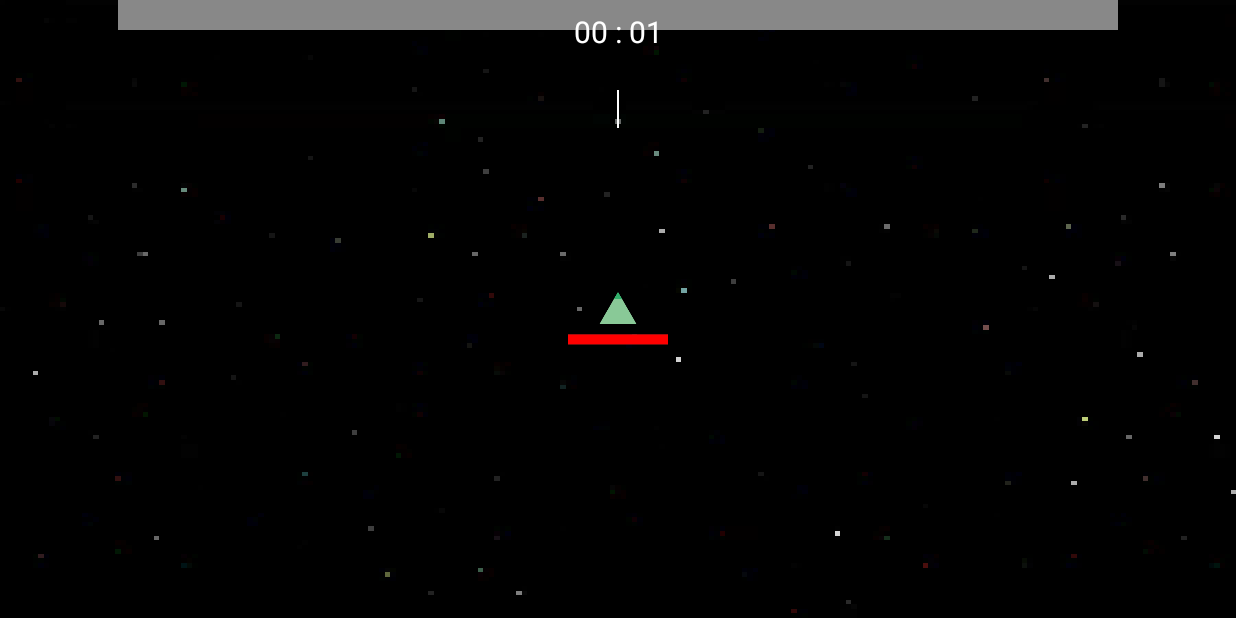
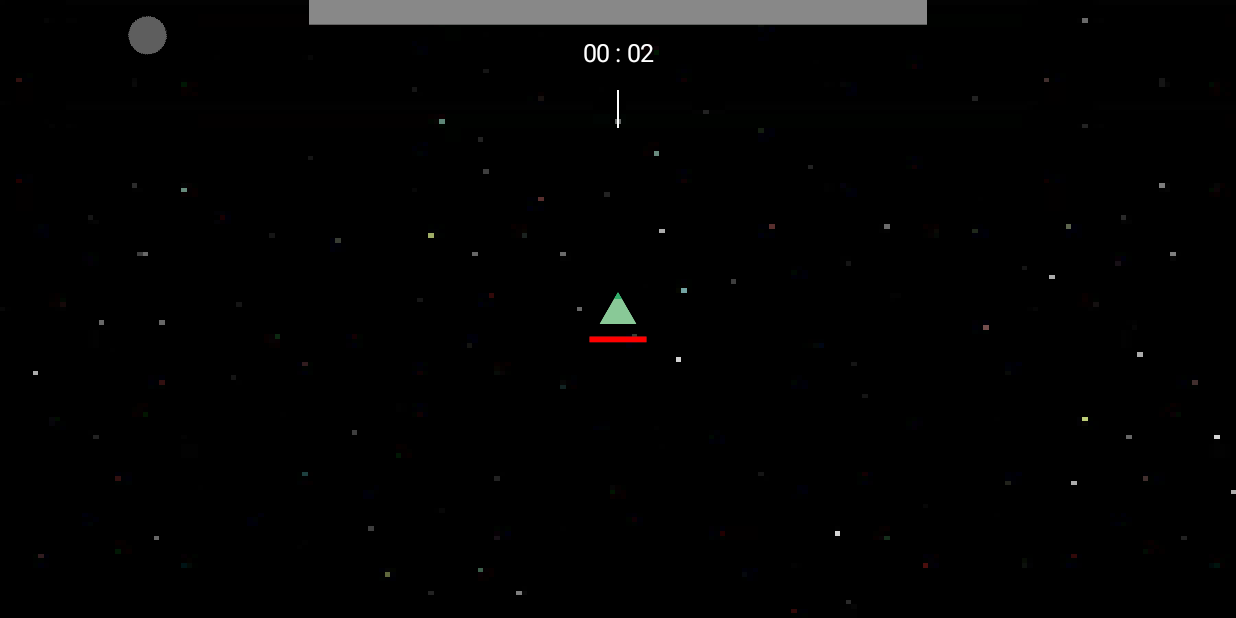
Before and after one commit to LaivY/SPGP, an Android app: the screen it shows after launch (MainActivity), after a tap on "게임 시작", on a phone screen of 824 x 412 dp (held sideways). Run offline under Robolectric (Android 15) with nearby library versions, the phone set to English and light mode, and no system bars.

Commit message:
고정 값을 화면 크기를 이용한 값으로 변경

```diff
--- a/TheShape/app/src/main/java/com/laivy/the/shape/game/object/Enemy.java
+++ b/TheShape/app/src/main/java/com/laivy/the/shape/game/object/Enemy.java
@@ -9,6 +9,7 @@ import android.util.Log;
 import com.laivy.the.shape.R;
 import com.laivy.the.shape.framework.Audio;
 import com.laivy.the.shape.framework.GameObject;
+import com.laivy.the.shape.framework.Metrics;
 import com.laivy.the.shape.game.GameScene;
 import com.laivy.the.shape.game.ui.Relic;
 import com.laivy.the.shape.game.ui.TextObject;
@@ -34,7 +35,9 @@ public class Enemy extends GameObject {
         knockBackPower = 0.0f;
         knockBackDirection = new PointF();
         direction = new PointF();
-        hitBox = new RectF(-30.0f, -30.0f, 30.0f, 30.0f);
+
+        float length = Metrics.getFloat(R.dimen.ENEMY_HITBOX_LENGTH);
+        hitBox = new RectF(-length / 2.0f, -length / 2.0f, length / 2.0f, length / 2.0f);
     }
 
     public void onHit(GameObject object) {
@@ -51,7 +54,7 @@ public class Enemy extends GameObject {
             // 데미지 표기
             TextObject damageText = new TextObject();
             damageText.setColor(Color.WHITE);
-            damageText.setTextSize(40.0f);
+            damageText.setTextSize(Metrics.height * Metrics.getFloat(R.dimen.FONT_SIZE));
             damageText.setText(Integer.toString(bullet.getDamage()));
             damageText.setLifeTime(0.5f);
             damageText.setPosition(position.x, position.y - getBitmapHeight());
@@ -78,7 +81,7 @@ public class Enemy extends GameObject {
             // 데미지 표기
             TextObject damageText = new TextObject();
             damageText.setColor(Color.WHITE);
-            damageText.setTextSize(40.0f);
+            damageText.setTextSize(Metrics.height * Metrics.getFloat(R.dimen.FONT_SIZE));
             damageText.setText(Integer.toString(GameScene.getInstance().getPlayer().getDamage()));
             damageText.setLifeTime(0.5f);
             damageText.setPosition(position.x, position.y - getBitmapHeight());
@@ -89,7 +92,7 @@ public class Enemy extends GameObject {
         }
         else if (object instanceof Player) {
             knockBackDuration = 0.5f;
-            knockBackPower = 500.0f;
+            knockBackPower = 300.0f;
 
             knockBackDirection.x = -direction.x;
             knockBackDirection.y = -direction.y;
@@ -102,7 +105,7 @@ public class Enemy extends GameObject {
                     hp -= GameScene.getInstance().getPlayer().getDamage();
                     TextObject damageText = new TextObject();
                     damageText.setColor(Color.WHITE);
-                    damageText.setTextSize(40.0f);
+                    damageText.setTextSize(Metrics.height * Metrics.getFloat(R.dimen.FONT_SIZE));
                     damageText.setText(Integer.toString(GameScene.getInstance().getPlayer().getDamage()));
                     damageText.setLifeTime(0.5f);
                     damageText.setPosition(position.x, position.y - getBitmapHeight());
@@ -205,6 +208,24 @@ public class Enemy extends GameObject {
         this.speed = speed;
     }
 
+    public void setScale(float scale) {
+        // 비트맵 크기
+        setBitmapWidth(getBitmapWidth() * scale);
+        setBitmapHeight(getBitmapHeight() * scale);
+        float length = Metrics.getFloat(R.dimen.ENEMY_HITBOX_LENGTH);
+        hitBox.set(
+                -length / 2.0f * scale,
+                -length / 2.0f * scale,
+                length / 2.0f * scale,
+                length / 2.0f * scale
+        );
+        hitBox.offset(position.x, position.y);
+
+        // 스탯
+        hp *= scale;
+        damage *= scale;
+    }
+
     public int getDamage() {
         return damage;
     }
--- a/TheShape/app/src/main/java/com/laivy/the/shape/game/object/Player.java
+++ b/TheShape/app/src/main/java/com/laivy/the/shape/game/object/Player.java
@@ -59,7 +59,7 @@ public class Player extends GameObject {
         direction = new PointF(0.0f, -1.0f);
         level = 1;
         exp = 0;
-        reqExp = new int[]{ 1, 1, 7, 8, 9, 10, 13, 16, 19, 22, 25, 30, 35, 40, 45, 50 };
+        reqExp = new int[]{ 5, 6, 7, 8, 9, 10, 13, 16, 19, 22, 25, 30, 35, 40, 45, 50 };
         invincibleTime = 0.0f;
 
         // 총알 관련
@@ -144,7 +144,7 @@ public class Player extends GameObject {
         addDamage(1);
 
         // 보상 UI 생성, 게임 일시 정지
-        if (level >= 3 && level % 2 == 1) {
+        if (level >= 2 && level % 2 == 0 && relics.size() <= Relic.RELIC_COUNT - 3) {
             Reward reward = new Reward(Metrics.width * 0.2f, Metrics.height * 0.5f);
             GameScene.getInstance().add(GameScene.eLayer.UI, reward);
             GameScene.getInstance().setRunning(false);
@@ -378,7 +378,10 @@ public class Player extends GameObject {
 
         relic.setBitmapWidth(Metrics.width * 0.08f);
         relic.setBitmapHeight(Metrics.width * 0.08f);
-        relic.setPosition((relic.getBitmapWidth() / 2.0f) + (relics.size() * relic.getBitmapWidth() / 2.0f), relic.getBitmapHeight() / 2.0f);
+        relic.setPosition(
+                (relic.getBitmapWidth() / 2.0f) + (relics.size() % 5 * relic.getBitmapWidth() / 2.0f),
+                relic.getBitmapHeight() / 2.0f + (relics.size() / 5 * relic.getBitmapHeight() / 2.0f)
+        );
         relics.add(relic);
 
         GameScene.getInstance().add(GameScene.eLayer.UI, relic);
--- a/TheShape/app/src/main/java/com/laivy/the/shape/game/object/Supporter.java
+++ b/TheShape/app/src/main/java/com/laivy/the/shape/game/object/Supporter.java
@@ -31,7 +31,7 @@ public class Supporter extends GameObject{
                 break;
             case LIGHTNING_SUPPORTER:
                 speed = 4.0f;
-                attackSpeed = 0.5f;
+                attackSpeed = 5.0f;
                 break;
             default:
                 speed = 0.0f;
--- a/TheShape/app/src/main/java/com/laivy/the/shape/game/system/EnemyGenerator.java
+++ b/TheShape/app/src/main/java/com/laivy/the/shape/game/system/EnemyGenerator.java
@@ -5,6 +5,7 @@ import android.util.Log;
 
 import com.laivy.the.shape.R;
 import com.laivy.the.shape.framework.GameObject;
+import com.laivy.the.shape.framework.Metrics;
 import com.laivy.the.shape.framework.Utility;
 import com.laivy.the.shape.game.GameScene;
 import com.laivy.the.shape.game.object.Enemy;
@@ -13,7 +14,7 @@ public class EnemyGenerator extends GameObject {
     private int lastChangedTime;
     private float spawnTime;
     private float timer;
-    private int enemyHp;
+    private float enemyHp;
     private int enemyDamage;
     private float enemySpeed;
 
@@ -42,30 +43,38 @@ public class EnemyGenerator extends GameObject {
         if (lastChangedTime < (int) playTime && (int) playTime % 10 == 0) {
             lastChangedTime = (int) playTime;
 
-            spawnTime *= 0.9f;
-            enemyHp *= 1.05f;
-            enemyDamage *= 1.05f;
-            enemySpeed *= 1.05f;
+            spawnTime   *= 0.95f;
+            enemyHp     *= 1.2f;
+            enemyDamage *= 1.1f;
+            enemySpeed  *= 1.05f;
         }
     }
 
     private void spawnEnemy() {
-        int amount = lastChangedTime / 30 + 1;
-        amount = Utility.getRandom(1, amount);
-        for (int i = 0; i < amount; ++i) {
+        // 몬스터 생성 개수. 30초당 1개씩 더 많이 만들어질 수 있음
+        int maxSpawnCount = lastChangedTime / 30 + 1;
+        maxSpawnCount = Utility.getRandom(1, maxSpawnCount);
+
+        // 몬스터의 크기. 플레이 타임이 3분일때 최대 2배가 될 수 있음
+        float maxSpawnScale = 1.0f;
+        if (Utility.getRandom(1, 100) < Math.min(90, lastChangedTime / 2))
+            maxSpawnScale = Math.min(2.0f, lastChangedTime / 180.0f + 1.0f);
+
+        for (int i = 0; i < maxSpawnCount; ++i) {
             int type = Utility.getRandom(0, 1);
             int xSign = Utility.getRandom(0, 1) == 0 ? -1 : 1;
             int ySign = Utility.getRandom(0, 1) == 0 ? -1 : 1;
-            float x = Utility.getRandom(300.0f, 600.0f) * xSign;
-            float y = Utility.getRandom(300.0f, 600.0f) * ySign;
+            float x = Utility.getRandom(Metrics.width * 0.4f, Metrics.width * 0.6f) * xSign;
+            float y = Utility.getRandom(Metrics.height * 0.4f, Metrics.height * 0.6f) * ySign;
 
             PointF playerPosition = GameScene.getInstance().getPlayer().getPosition();
             Enemy enemy = new Enemy();
             enemy.setBitmap(type == 0 ? R.mipmap.rect : R.mipmap.circle);
             enemy.setPosition(playerPosition.x + x, playerPosition.y + y);
-            enemy.setHp(enemyHp);
+            enemy.setHp((int) enemyHp);
             enemy.setDamage(enemyDamage);
             enemy.setSpeed(enemySpeed);
+            enemy.setScale(Utility.getRandom(1.0f, maxSpawnScale));
             GameScene.getInstance().add(GameScene.eLayer.ENEMY, enemy);
         }
     }
--- a/TheShape/app/src/main/java/com/laivy/the/shape/game/ui/ExpBar.java
+++ b/TheShape/app/src/main/java/com/laivy/the/shape/game/ui/ExpBar.java
@@ -15,17 +15,19 @@ public class ExpBar extends GameObject {
     private final Paint barPaint;
     private final RectF base;
     private final RectF bar;
-    private float width;
+    private final float width;
+    private final float height;
     private int playerExp;
     private float exp;
     private float delta;
 
     public ExpBar() {
         barPaint = new Paint();
-        width = Metrics.getFloat(R.dimen.EXPBAR_WIDTH);
-        base = new RectF(-width / 2.0f, 0.0f, width / 2.0f, 30.0f);
+        width = Metrics.width * Metrics.getFloat(R.dimen.EXPBAR_WIDTH);
+        height = width * Metrics.getFloat(R.dimen.EXPBAR_HEIGHT);
+        base = new RectF(-width / 2.0f, 0.0f, width / 2.0f, height);
         base.offset(Metrics.width / 2.0f, 0.0f);
-        bar = new RectF(-width / 2.0f, 0.0f, -width / 2.0f, 30.0f);
+        bar = new RectF(-width / 2.0f, 0.0f, -width / 2.0f, height);
         bar.offset(Metrics.width / 2.0f, 0.0f);
         playerExp = 0;  // 최신 플레이어의 경험치
         exp = 0.0f;     // 그리기를 위한 경험치
--- a/TheShape/app/src/main/java/com/laivy/the/shape/game/ui/HPBar.java
+++ b/TheShape/app/src/main/java/com/laivy/the/shape/game/ui/HPBar.java
@@ -6,6 +6,7 @@ import android.graphics.Paint;
 import android.graphics.RectF;
 
 import com.laivy.the.shape.R;
+import com.laivy.the.shape.framework.BitmapPool;
 import com.laivy.the.shape.framework.GameObject;
 import com.laivy.the.shape.framework.Metrics;
 
@@ -23,8 +24,8 @@ public class HPBar extends GameObject {
         barPaint = new Paint();
         base = new RectF();
         bar = new RectF();
-        width = Metrics.getFloat(R.dimen.HPBAR_WIDTH);
-        height = Metrics.getFloat(R.dimen.HPBAR_HEIGHT);
+        width = BitmapPool.get(R.mipmap.player).getWidth() * Metrics.getFloat(R.dimen.HPBAR_WIDTH);
+        height = 0.1f * width;
         value = 0.0f;
         maxValue = 0.0f;
         heightOffset = 0.0f;
--- a/TheShape/app/src/main/java/com/laivy/the/shape/game/ui/PlayTimer.java
+++ b/TheShape/app/src/main/java/com/laivy/the/shape/game/ui/PlayTimer.java
@@ -4,11 +4,15 @@ import android.graphics.Canvas;
 import android.graphics.Color;
 import android.graphics.Paint;
 
+import com.laivy.the.shape.R;
 import com.laivy.the.shape.framework.GameObject;
 import com.laivy.the.shape.framework.Metrics;
 import com.laivy.the.shape.game.GameScene;
 
 public class PlayTimer extends GameObject {
+    private static final float EXPBAR_HEIGHT =
+            Metrics.width * Metrics.getFloat(R.dimen.EXPBAR_WIDTH) * Metrics.getFloat(R.dimen.EXPBAR_HEIGHT);
+
     public PlayTimer() { }
 
     @Override
@@ -28,8 +32,8 @@ public class PlayTimer extends GameObject {
         text += sec;
 
         paint.setColor(Color.WHITE);
-        paint.setTextSize(30);
+        paint.setTextSize(Metrics.height * 0.04f);
         paint.setTextAlign(Paint.Align.CENTER);
-        canvas.drawText(text, Metrics.width / 2.0f, Metrics.height * 0.07f, paint);
+        canvas.drawText(text, Metrics.width / 2.0f, EXPBAR_HEIGHT * 2.5f, paint);
     }
 }
--- a/TheShape/app/src/main/res/values/dimens.xml
+++ b/TheShape/app/src/main/res/values/dimens.xml
@@ -3,8 +3,10 @@
     <dimen name="PLAYER_HP">100</dimen>
     <dimen name="PLAYER_DMG">3</dimen>
     <dimen name="PLAYER_SPEED">300</dimen>
-    <dimen name="EXPBAR_WIDTH">1000</dimen>
-    <dimen name="HPBAR_WIDTH">100</dimen>
-    <dimen name="HPBAR_HEIGHT">10</dimen>
+    <dimen name="EXPBAR_WIDTH">0.5</dimen>
+    <dimen name="EXPBAR_HEIGHT">0.04</dimen>
+    <dimen name="HPBAR_WIDTH">1.5</dimen>
+    <dimen name="ENEMY_HITBOX_LENGTH">60</dimen>
     <item name="PLAYER_FIRE_SPEED" type="dimen" format="float">0.2</item>
+    <item name="FONT_SIZE" type="dimen" format="float">0.04</item>
 </resources>
```
Also changed, not shown: TheShape/app/src/main/java/com/laivy/the/shape/game/ui/Relic.java (+7 -7 lines).
